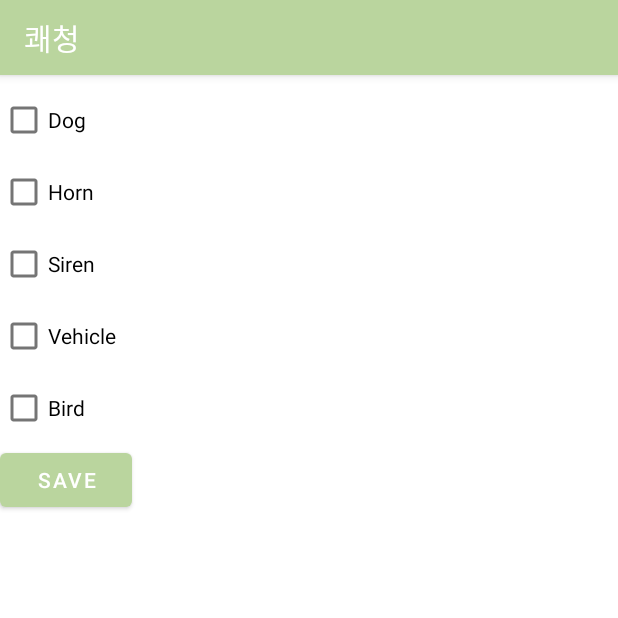
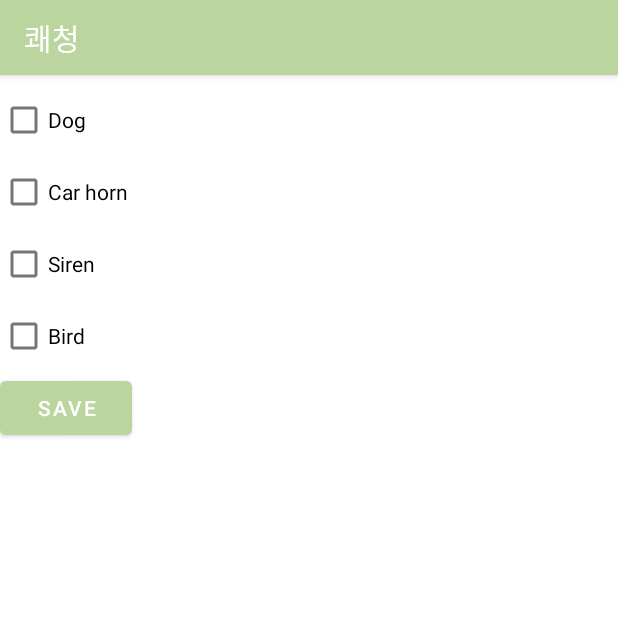
Before and after one commit to CHOHYEON1/Capstone2, an Android app: the screen it shows after launch (SettingsActivity), after a tap on "Settings", on a phone screen of 412 x 824 dp, the top half of it. Run offline under Robolectric (Android 15) with nearby library versions, the phone set to English and light mode, and no system bars; libraries missing offline, so code that uses them is left out: org.tensorflow.lite; 12 statements that could not run were skipped.

Commit message:
add setting

```diff
--- a/final2/app/src/main/AndroidManifest.xml
+++ b/final2/app/src/main/AndroidManifest.xml
@@ -37,7 +37,7 @@
 
         <meta-data
             android:name="com.google.android.geo.API_KEY"
-            android:value="YOUR_API_KEY" />
+            android:value="AIzaSyBQR8jS6sqfRumngCH25GqO5AlPoVRSrKU" />
     </application>
 
 </manifest>
--- a/final2/app/src/main/java/com/example/mysoundclassification/MainActivity.kt
+++ b/final2/app/src/main/java/com/example/mysoundclassification/MainActivity.kt
@@ -65,10 +65,10 @@ class MainActivity : AppCompatActivity(), OnMapReadyCallback {
     private lateinit var directionTextView: TextView
     private var audioRecord2: AudioRecord? = null
     private val sampleRate2 = 44100
-    private val channelConfig2 = AudioFormat.CHANNEL_IN_MONO // 스테레오 대신 모노 사용
+    private val channelConfig2 = AudioFormat.CHANNEL_IN_MONO
     private val audioFormat2 = AudioFormat.ENCODING_PCM_16BIT
     private var isRecording2 = false
-    private val thresholdDb = 50  // 임계값 설정 (데시벨)
+    private val thresholdDb = 50
 
     private lateinit var mMap: GoogleMap
     private var isMapReady: Boolean = false
@@ -171,7 +171,7 @@ class MainActivity : AppCompatActivity(), OnMapReadyCallback {
 
     private var currentDirection: String = ""
     private var selectedSounds: Set<String> = emptySet()
-    private val detectionTargets = listOf("dog", "bark", "honk", "horn", "siren", "vehicle", "bird")
+    private val detectionTargets = listOf("dog", "honk", "siren", "bird")
 
     private fun startAudioClassification() {
         selectedSounds = loadSelectedSoundsFromSharedPreferences()
@@ -233,7 +233,6 @@ class MainActivity : AppCompatActivity(), OnMapReadyCallback {
                     filteredModelOutput.any { it.label.equals(target, ignoreCase = true) }
                 }
 
-
                 if (outputStr.isNotEmpty()) {
                     runOnUiThread {
                         textView.text = outputStr
@@ -243,8 +242,12 @@ class MainActivity : AppCompatActivity(), OnMapReadyCallback {
                             if (detectedSound != null) {
                                 sendNotification(detectedSound)
                             }
+                        } else {
+                            Log.d("MainActivity", "Detected sound not in selected sounds: $outputStr")
                         }
                     }
+                } else {
+                    Log.d("MainActivity", "No sounds detected")
                 }
             }
         }
@@ -253,11 +256,14 @@ class MainActivity : AppCompatActivity(), OnMapReadyCallback {
     private fun isTargetSoundDetected(outputStr: String, selectedSounds: Set<String>): Boolean {
         for (sound in selectedSounds) {
             if (outputStr.contains(sound, ignoreCase = true)) {
+                Log.d("MainActivity", "Detected target sound: $sound")
                 return true
             }
         }
         return false
     }
+
+
 
     private fun vibrate() {
         if (vibrator.hasVibrator()) {
@@ -274,7 +280,6 @@ class MainActivity : AppCompatActivity(), OnMapReadyCallback {
         val channelId = "AudioClassificationServiceChannel"
         val notificationManager = getSystemService(Context.NOTIFICATION_SERVICE) as NotificationManager
 
-        // Android O 이상에서는 NotificationChannel을 생성해야 합니다.
         if (Build.VERSION.SDK_INT >= Build.VERSION_CODES.O) {
             val channelName = "Audio Classification Service"
             val importance = NotificationManager.IMPORTANCE_DEFAULT
@@ -282,16 +287,14 @@ class MainActivity : AppCompatActivity(), OnMapReadyCallback {
             notificationManager.createNotificationChannel(channel)
         }
 
-        // 알림 생성
         val notification = NotificationCompat.Builder(this, channelId)
             .setContentTitle("Sound Detected")
             .setContentText("Detected: $detectedSound")
-            .setSmallIcon(R.drawable.ic_launcher_background) // 알림 아이콘 설정
+            .setSmallIcon(R.drawable.ic_launcher_background)
             .setPriority(NotificationCompat.PRIORITY_HIGH)
             .setAutoCancel(true)
             .build()
 
-        // 알림 표시
         notificationManager.notify(notificationId++, notification)
     }
 
@@ -305,7 +308,7 @@ class MainActivity : AppCompatActivity(), OnMapReadyCallback {
     private fun addDirectionalMarker(direction: String, outputStr: String) {
         currentLocation?.let { location ->
             val currentLatLng = LatLng(location.latitude, location.longitude)
-            val distance = 0.0001 // 이동 거리 (단위: 위도/경도)
+            val distance = 0.0001
             val angle = Math.toRadians(location.bearing.toDouble())
 
             val newLatLng = when (direction) {
@@ -328,9 +331,8 @@ class MainActivity : AppCompatActivity(), OnMapReadyCallback {
                 outputStr.contains("dog", ignoreCase = true) || outputStr.contains("bark", ignoreCase = true) -> R.drawable.dog
                 outputStr.contains("honk", ignoreCase = true) || outputStr.contains("horn", ignoreCase = true) -> R.drawable.honk
                 outputStr.contains("siren", ignoreCase = true) -> R.drawable.siren
-                outputStr.contains("vehicle", ignoreCase = true) -> R.drawable.vehicle
                 outputStr.contains("bird", ignoreCase = true) -> R.drawable.bird
-                else -> R.drawable.accessibility // 기본 마커 이미지
+                else -> R.drawable.accessibility
             }
 
             val resizedMarkerImage = getResizedBitmap(markerImage, 200, 200)
@@ -391,13 +393,13 @@ class MainActivity : AppCompatActivity(), OnMapReadyCallback {
         if (sharedPrefs.getBoolean("dog", false)) selectedSoundsSet.add("dog")
         if (sharedPrefs.getBoolean("honk", false)) selectedSoundsSet.add("honk")
         if (sharedPrefs.getBoolean("siren", false)) selectedSoundsSet.add("siren")
-        if (sharedPrefs.getBoolean("vehicle", false)) selectedSoundsSet.add("vehicle")
         if (sharedPrefs.getBoolean("bird", false)) selectedSoundsSet.add("bird")
 
         Log.d("MainActivity", "Loaded preferences: $selectedSoundsSet")
 
         return selectedSoundsSet
     }
+
 
     override fun onResume() {
         super.onResume()
--- a/final2/app/src/main/java/com/example/mysoundclassification/SettingsActivity.kt
+++ b/final2/app/src/main/java/com/example/mysoundclassification/SettingsActivity.kt
@@ -14,7 +14,6 @@ class SettingsActivity : AppCompatActivity() {
     private lateinit var checkBoxDog: CheckBox
     private lateinit var checkBoxHonk: CheckBox
     private lateinit var checkBoxSiren: CheckBox
-    private lateinit var checkBoxVehicle: CheckBox
     private lateinit var checkBoxBird: CheckBox
 
     private lateinit var preferences: SharedPreferences
@@ -29,7 +28,6 @@ class SettingsActivity : AppCompatActivity() {
         checkBoxDog = findViewById(R.id.checkBoxDog)
         checkBoxHonk = findViewById(R.id.checkBoxHonk)
         checkBoxSiren = findViewById(R.id.checkBoxSiren)
-        checkBoxVehicle = findViewById(R.id.checkBoxVehicle)
         checkBoxBird = findViewById(R.id.checkBoxBird)
 
         loadPreferences()
@@ -45,7 +43,6 @@ class SettingsActivity : AppCompatActivity() {
         checkBoxDog.isChecked = preferences.getBoolean("dog", false)
         checkBoxHonk.isChecked = preferences.getBoolean("honk", false)
         checkBoxSiren.isChecked = preferences.getBoolean("siren", false)
-        checkBoxVehicle.isChecked = preferences.getBoolean("vehicle", false)
         checkBoxBird.isChecked = preferences.getBoolean("bird", false)
     }
 
@@ -54,11 +51,10 @@ class SettingsActivity : AppCompatActivity() {
         editor.putBoolean("dog", checkBoxDog.isChecked)
         editor.putBoolean("honk", checkBoxHonk.isChecked)
         editor.putBoolean("siren", checkBoxSiren.isChecked)
-        editor.putBoolean("vehicle", checkBoxVehicle.isChecked)
         editor.putBoolean("bird", checkBoxBird.isChecked)
         editor.apply()
 
-        // 디버그 로그 추가
-        Log.d("SettingsActivity", "Saved preferences: dog=${checkBoxDog.isChecked}, honk=${checkBoxHonk.isChecked}, siren=${checkBoxSiren.isChecked}, vehicle=${checkBoxVehicle.isChecked}, bird=${checkBoxBird.isChecked}")
+        Log.d("SettingsActivity", "Saved preferences: dog=${checkBoxDog.isChecked}, honk=${checkBoxHonk.isChecked}, siren=${checkBoxSiren.isChecked}, bird=${checkBoxBird.isChecked}")
     }
+
 }
--- a/final2/app/src/main/res/layout/activity_settings.xml
+++ b/final2/app/src/main/res/layout/activity_settings.xml
@@ -14,7 +14,7 @@
         android:id="@+id/checkBoxHonk"
         android:layout_width="wrap_content"
         android:layout_height="wrap_content"
-        android:text="Horn" />
+        android:text="Car horn" />
 
     <CheckBox
         android:id="@+id/checkBoxSiren"
@@ -22,11 +22,6 @@
         android:layout_height="wrap_content"
         android:text="Siren" />
 
-    <CheckBox
-        android:id="@+id/checkBoxVehicle"
-        android:layout_width="wrap_content"
-        android:layout_height="wrap_content"
-        android:text="Vehicle" />
 
     <CheckBox
         android:id="@+id/checkBoxBird"
```
